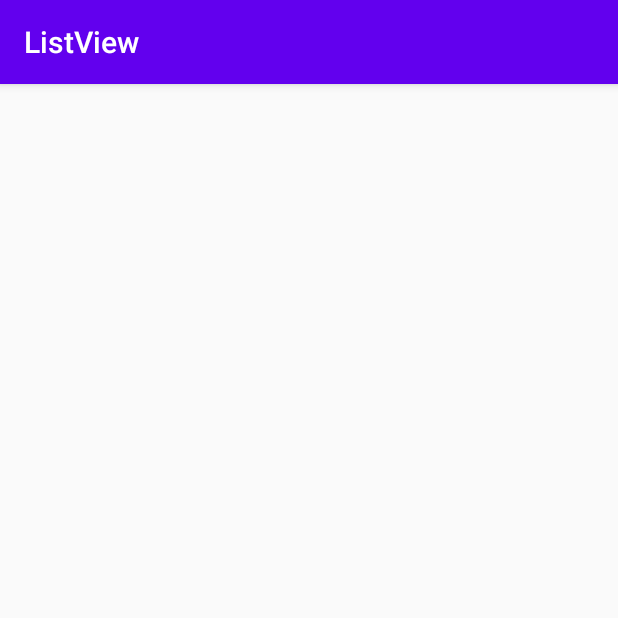
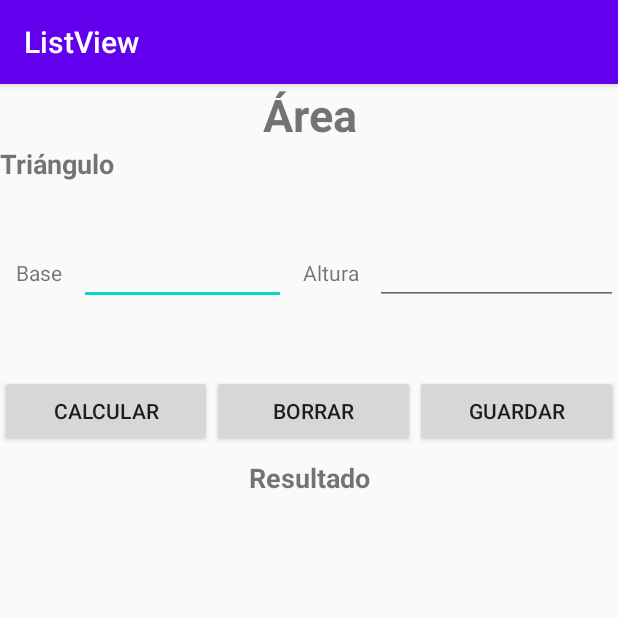
Before and after one commit to GermanVq/listview-android-studio, an Android app: the Triangulo screen opened directly, with no data from a screen before it, on a phone screen of 412 x 824 dp, the top half of it. Run offline under Robolectric (Android 15) with nearby library versions, the phone set to English and light mode, and no system bars.

Commit message:
Added triangle area display and functionality

```diff
--- a/app/src/main/java/com/example/listview/Cuadrado.java
+++ b/app/src/main/java/com/example/listview/Cuadrado.java
@@ -39,8 +39,8 @@ private TextView total, dato, tipo_op;
         String op, dt, res;
         Operacion d;
         if(ValidarG()) {
-            op = tipo_op.getText().toString();
-            dt = dato.getText().toString();
+            op = getString(R.string.area)+" "+tipo_op.getText().toString();
+            dt = getString(R.string.lado)+ ": " + lado.getText().toString();
             res = total.getText().toString();
             d = new Operacion(op, dt, res);
             d.guardar();
--- a/app/src/main/res/layout/activity_circulo.xml
+++ b/app/src/main/res/layout/activity_circulo.xml
@@ -1,9 +1,9 @@
 <?xml version="1.0" encoding="utf-8"?>
-<androidx.constraintlayout.widget.ConstraintLayout xmlns:android="http://schemas.android.com/apk/res/android"
+<LinearLayout xmlns:android="http://schemas.android.com/apk/res/android"
     xmlns:app="http://schemas.android.com/apk/res-auto"
     xmlns:tools="http://schemas.android.com/tools"
     android:layout_width="match_parent"
     android:layout_height="match_parent"
     tools:context=".Circulo">
 
-</androidx.constraintlayout.widget.ConstraintLayout>
+</LinearLayout>
--- a/app/src/main/res/layout/activity_triangulo.xml
+++ b/app/src/main/res/layout/activity_triangulo.xml
@@ -1,9 +1,117 @@
 <?xml version="1.0" encoding="utf-8"?>
-<androidx.constraintlayout.widget.ConstraintLayout xmlns:android="http://schemas.android.com/apk/res/android"
+<LinearLayout xmlns:android="http://schemas.android.com/apk/res/android"
     xmlns:app="http://schemas.android.com/apk/res-auto"
     xmlns:tools="http://schemas.android.com/tools"
     android:layout_width="match_parent"
     android:layout_height="match_parent"
-    tools:context=".Triangulo">
+    android:orientation="vertical"
+    tools:context=".Triangulo" >
 
-</androidx.constraintlayout.widget.ConstraintLayout>
+    <TextView
+        android:id="@+id/textView8"
+        android:layout_width="match_parent"
+        android:layout_height="wrap_content"
+        android:gravity="center"
+        android:text="@string/area"
+        android:textSize="30sp"
+        android:textStyle="bold" />
+
+    <TextView
+        android:id="@+id/textView10"
+        android:layout_width="match_parent"
+        android:layout_height="61dp"
+        android:text="@string/triangulo"
+        android:textSize="18sp"
+        android:textStyle="bold" />
+
+    <LinearLayout
+        android:layout_width="match_parent"
+        android:layout_height="92dp"
+        android:orientation="horizontal">
+
+        <TextView
+            android:id="@+id/textView13"
+            android:layout_width="wrap_content"
+            android:layout_height="wrap_content"
+            android:layout_weight="1"
+            android:gravity="center"
+            android:text="@string/base" />
+
+        <EditText
+            android:id="@+id/txtBase"
+            android:layout_width="116dp"
+            android:layout_height="wrap_content"
+            android:layout_weight="1"
+            android:ems="10"
+            android:inputType="number" />
+
+        <TextView
+            android:id="@+id/textView14"
+            android:layout_width="wrap_content"
+            android:layout_height="wrap_content"
+            android:layout_weight="1"
+            android:gravity="center"
+            android:text="@string/altura" />
+
+        <EditText
+            android:id="@+id/txtAltura"
+            android:layout_width="139dp"
+            android:layout_height="wrap_content"
+            android:layout_weight="1"
+            android:ems="10"
+            android:inputType="number" />
+    </LinearLayout>
+
+    <LinearLayout
+        android:layout_width="match_parent"
+        android:layout_height="wrap_content"
+        android:orientation="horizontal">
+
+        <Button
+            android:id="@+id/btnCalcular"
+            android:layout_width="wrap_content"
+            android:layout_height="wrap_content"
+            android:layout_weight="1"
+            android:onClick="calcular"
+            android:text="@string/calcular" />
+
+        <Button
+            android:id="@+id/btnBorrar"
+            android:layout_width="wrap_content"
+            android:layout_height="wrap_content"
+            android:layout_weight="1"
+            android:onClick="limpiar"
+            android:text="@string/borrar" />
+
+        <Button
+            android:id="@+id/btnGuardar"
+            android:layout_width="wrap_content"
+            android:layout_height="wrap_content"
+            android:layout_weight="1"
+            android:onClick="guardar"
+            android:text="@string/guardar" />
+    </LinearLayout>
+
+    <LinearLayout
+        android:layout_width="match_parent"
+        android:layout_height="match_parent"
+        android:orientation="vertical">
+
+        <TextView
+            android:id="@+id/textView15"
+            android:layout_width="match_parent"
+            android:layout_height="41dp"
+            android:gravity="center"
+            android:text="@string/resultado"
+            android:textSize="18sp"
+            android:textStyle="bold" />
+
+        <TextView
+            android:id="@+id/lblResultado"
+            android:layout_width="match_parent"
+            android:layout_height="80dp"
+            android:gravity="center"
+            android:textSize="24sp"
+            android:textStyle="bold" />
+    </LinearLayout>
+</LinearLayout>
--- a/app/src/main/res/values/strings.xml
+++ b/app/src/main/res/values/strings.xml
@@ -24,7 +24,7 @@
     <string name="operacion">Operación</string>
     <string name="dato">Datos</string>
     <string name="resultado">Resultado</string>
-    <string name="lado">Lado:</string>
+    <string name="lado">Lado</string>
     <string name="guardar">Guardar</string>
     <string name="area_guardada">Área guardada</string>
     <string name="error_calcular">No se pudo calcular porfavor ingresar campos necesarios</string>
```
Also changed, not shown: app/src/main/java/com/example/listview/Rectangulo.java (+43 -10 lines), app/src/main/java/com/example/listview/Triangulo.java (+66 -1 lines).
